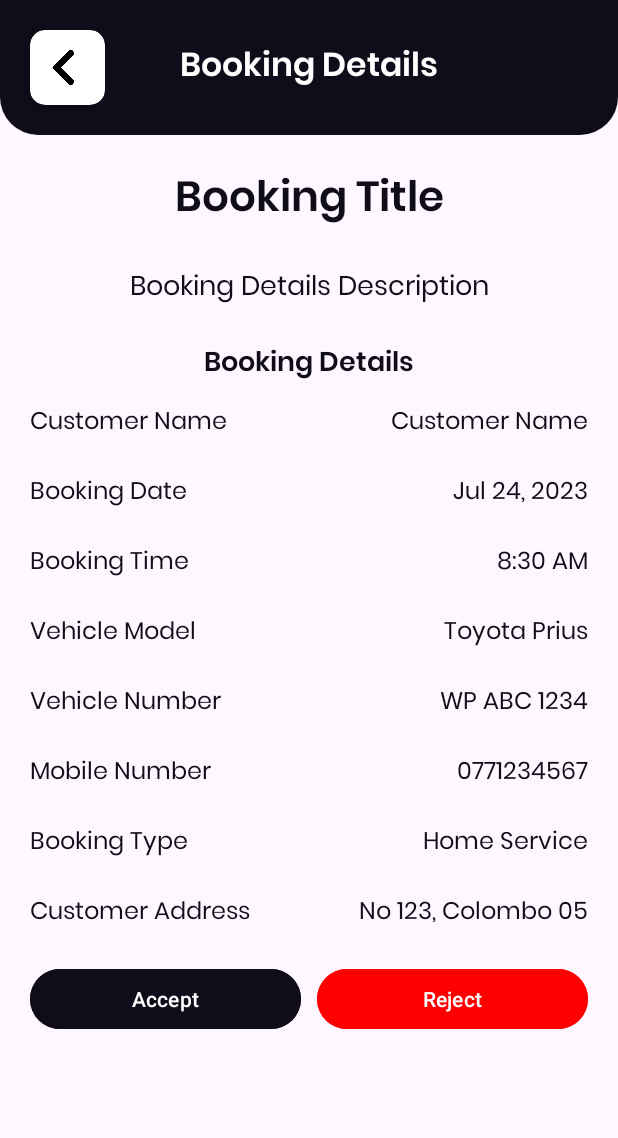
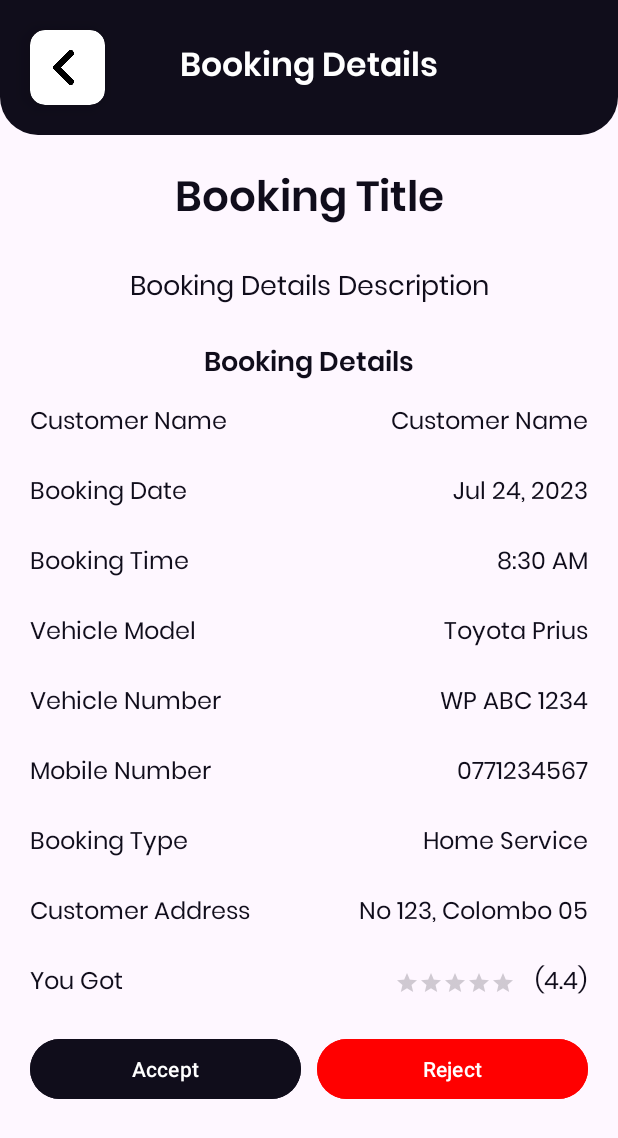
Before and after one commit to tharupathi02/HelpMe-Garage-App, an Android app: the BookingDetails screen opened directly, with no data from a screen before it, on a phone screen of 412 x 824 dp. Shown: the top 1138 px of the screen. Run offline under Robolectric (Android 15) with nearby library versions, the phone set to English and light mode, and no system bars; our stand-ins replace Firebase (no records; nobody signed in at launch, a user with empty details on screens opened directly); 3 statements that could not run were skipped.

Commit message:
Add validations to check booking review

```diff
--- a/app/src/main/java/com/leoxtech/garageapp/Adapter/MyBookingsAdapter.kt
+++ b/app/src/main/java/com/leoxtech/garageapp/Adapter/MyBookingsAdapter.kt
@@ -32,6 +32,7 @@ class MyBookingsAdapter (internal var context: Context, private var bookingList:
         holder.txtBookingRequestTitle!!.text = bookingList[position].issueTitle
         holder.txtBookingRequestDescription!!.text = bookingList[position].issueDescription
         holder.txtBookingRequest!!.text = bookingList[position].bookingStatus
+        holder.txtBookingRequestDateTime!!.text = "${bookingList[position].bookingDate} at ${bookingList[position].bookingTime}"
         Glide.with(context).load(bookingList[position].imageList!![0]).into(holder.imgBookingRequest!!)
 
         holder.cardBookingRequest!!.setOnClickListener {
@@ -46,6 +47,7 @@ class MyBookingsAdapter (internal var context: Context, private var bookingList:
         var txtBookingRequestTitle: TextView? = null
         var txtBookingRequestDescription: TextView? = null
         var txtBookingRequest: TextView? = null
+        var txtBookingRequestDateTime: TextView? = null
         var cardBookingRequest: MaterialCardView? = null
 
         init {
@@ -53,6 +55,7 @@ class MyBookingsAdapter (internal var context: Context, private var bookingList:
             txtBookingRequestTitle = itemView.findViewById(R.id.txtBookingRequestTitle) as TextView
             txtBookingRequestDescription = itemView.findViewById(R.id.txtBookingRequestDescription) as TextView
             txtBookingRequest = itemView.findViewById(R.id.txtBookingRequest) as TextView
+            txtBookingRequestDateTime = itemView.findViewById(R.id.txtBookingRequestDateTime) as TextView
             cardBookingRequest = itemView.findViewById(R.id.cardBookingRequest) as MaterialCardView
         }
     }
--- a/app/src/main/java/com/leoxtech/garageapp/Model/Booking.kt
+++ b/app/src/main/java/com/leoxtech/garageapp/Model/Booking.kt
@@ -15,4 +15,6 @@ class Booking {
     var bookingType: String? = null
     var customerAddress: String? = null
     var bookingNote: String? = null
+    var bookingReview: List<Review>? = ArrayList<Review>()
+
 }
--- a/app/src/main/java/com/leoxtech/garageapp/Screens/BookingDetails.kt
+++ b/app/src/main/java/com/leoxtech/garageapp/Screens/BookingDetails.kt
@@ -219,6 +219,12 @@ class BookingDetails : AppCompatActivity() {
                                 binding.btnComplete.visibility = View.GONE
                             }
 
+                            if (bookingSnapshot.child("garageReview").child("0").child("ratingValue").value.toString().isNotEmpty()) {
+                                binding.layoutCustomerReview.visibility = View.VISIBLE
+                                binding.txtCustomerReviewValue.text = bookingSnapshot.child("garageReview").child("0").child("ratingValue").value.toString()
+                                binding.ratingBar.rating = bookingSnapshot.child("garageReview").child("0").child("ratingValue").value.toString().toFloat()
+                            }
+
                             customerId = bookingSnapshot.child("customerId").value.toString()
                             dialog.dismiss()
                             getCustomerDetails(bookingSnapshot.child("customerId").value.toString())
--- a/app/src/main/res/layout/activity_booking_details.xml
+++ b/app/src/main/res/layout/activity_booking_details.xml
@@ -320,10 +320,9 @@
                 </LinearLayout>
 
                 <LinearLayout
-                    android:id="@+id/layoutCustomerAddress"
+                    android:id="@+id/layoutCustomerReview"
                     android:layout_width="match_parent"
-                    android:layout_height="wrap_content"
-                    android:layout_marginBottom="20dp">
+                    android:layout_height="wrap_content">
 
                     <TextView
                         android:layout_width="0dp"
@@ -348,6 +347,52 @@
                         android:textSize="16sp"
                         android:textAlignment="textEnd"
                         android:layout_weight="1"/>
+
+                </LinearLayout>
+
+                <LinearLayout
+                    android:id="@+id/layoutCustomerAddress"
+                    android:layout_width="match_parent"
+                    android:layout_height="wrap_content"
+                    android:layout_marginBottom="20dp">
+
+                    <TextView
+                        android:layout_width="0dp"
+                        android:layout_height="wrap_content"
+                        android:layout_marginStart="20dp"
+                        android:layout_marginTop="20dp"
+                        android:fontFamily="@font/poppins"
+                        android:text="You Got"
+                        android:textColor="@color/main_color"
+                        android:textSize="16sp"
+                        android:layout_weight="1"/>
+
+                    <RatingBar
+                        android:id="@+id/ratingBar"
+                        android:layout_width="wrap_content"
+                        android:layout_height="wrap_content"
+                        android:numStars="5"
+                        style="@style/Widget.AppCompat.RatingBar.Small"
+                        android:isIndicator="true"
+                        android:focusable="false"
+                        android:progressTint="@color/yellow"
+                        android:layout_marginTop="20dp"
+                        android:layout_marginBottom="10dp"
+                        android:layout_gravity="center_vertical"
+                        android:clickable="false"/>
+
+                    <TextView
+                        android:id="@+id/txtCustomerReviewValue"
+                        android:layout_width="0dp"
+                        android:layout_height="wrap_content"
+                        android:layout_marginTop="20dp"
+                        android:layout_marginEnd="20dp"
+                        android:fontFamily="@font/poppins"
+                        android:text="(4.4)"
+                        android:textColor="@color/main_color"
+                        android:textSize="16sp"
+                        android:textAlignment="textEnd"
+                        android:layout_weight=".2"/>
 
                 </LinearLayout>
 
--- a/app/src/main/res/values/colors.xml
+++ b/app/src/main/res/values/colors.xml
@@ -5,4 +5,5 @@
     <color name="main_color">#100D1B</color>
     <color name="blue">#5B2AE5</color>
     <color name="red">#FF0000</color>
+    <color name="yellow">#FDCC0D</color>
 </resources>
```
Also changed, not shown: app/src/main/java/com/leoxtech/garageapp/Model/Review.kt (added, +9 -0 lines), app/src/main/res/layout/booking_item.xml (+12 -0 lines).
